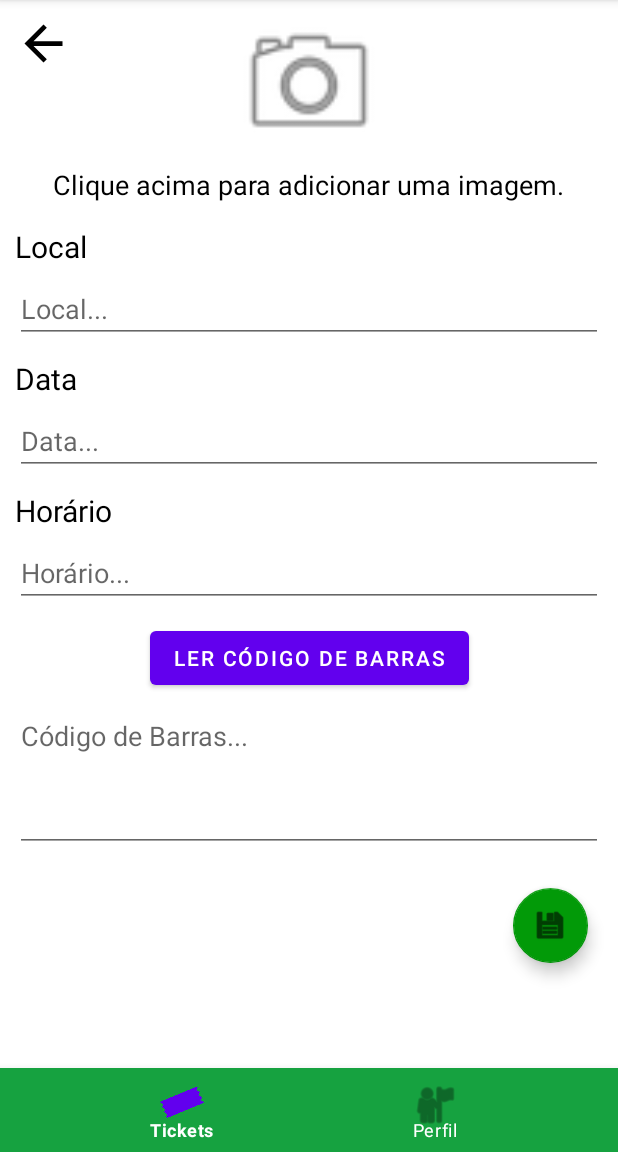
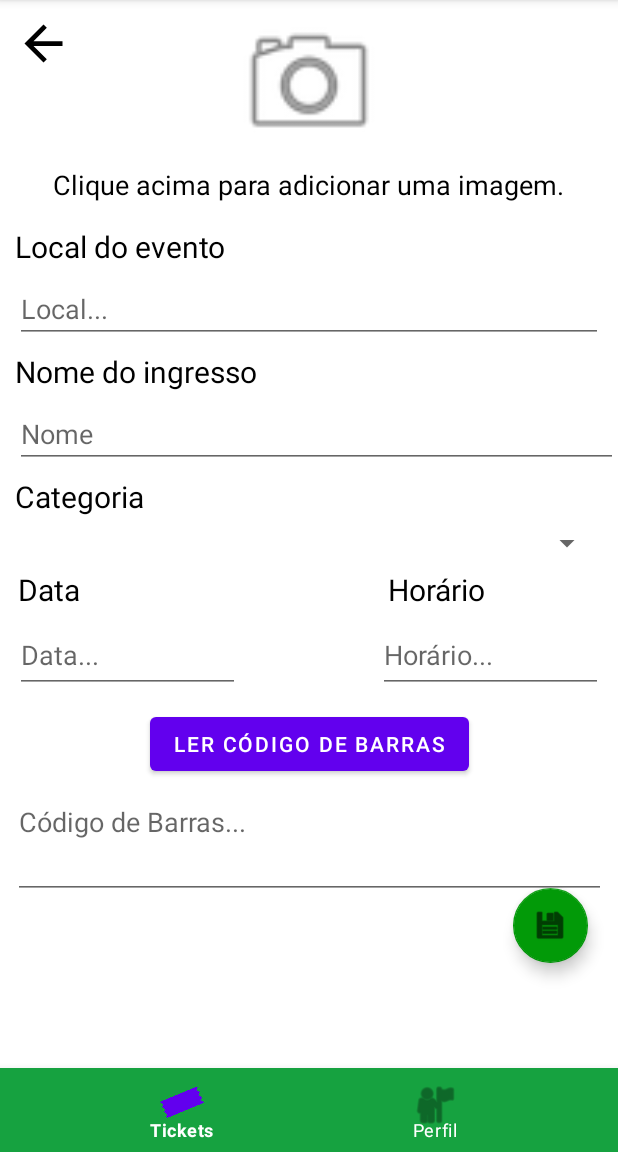
Before and after one commit to brverdan/SmartWallet, an Android app: the FormTicketFragment screen opened through its navigation route, on a phone screen of 412 x 824 dp, the part 84-1236 px from its top. Run offline under Robolectric (Android 15) with nearby library versions, the phone set to English and light mode, and no system bars; our stand-ins replace navigation-ui.

Commit message:
Refatoração do layout de cadastrar ticket e RecyclerView

```diff
--- a/app/src/main/java/com/infnet/smartwallet/ui/ticket/list/ListTicketsFragment.kt
+++ b/app/src/main/java/com/infnet/smartwallet/ui/ticket/list/ListTicketsFragment.kt
@@ -9,24 +9,20 @@ import androidx.lifecycle.ViewModelProvider
 import com.infnet.smartwallet.R
 
 class ListTicketsFragment : Fragment() {
-
-    companion object {
-        fun newInstance() = ListTicketsFragment()
-    }
-
     private lateinit var viewModel: ListTicketsViewModel
 
     override fun onCreateView(
         inflater: LayoutInflater, container: ViewGroup?,
         savedInstanceState: Bundle?
     ): View? {
-        return inflater.inflate(R.layout.list_tickets_fragment, container, false)
+        var view = inflater.inflate(R.layout.list_tickets_fragment, container, false)
+
+        return view
     }
 
     override fun onActivityCreated(savedInstanceState: Bundle?) {
         super.onActivityCreated(savedInstanceState)
         viewModel = ViewModelProvider(this).get(ListTicketsViewModel::class.java)
-        // TODO: Use the ViewModel
     }
 
 }
--- a/app/src/main/java/com/infnet/smartwallet/ui/ticket/list/ListTicketsViewModel.kt
+++ b/app/src/main/java/com/infnet/smartwallet/ui/ticket/list/ListTicketsViewModel.kt
@@ -3,5 +3,5 @@ package com.infnet.smartwallet.ui.ticket.list
 import androidx.lifecycle.ViewModel
 
 class ListTicketsViewModel : ViewModel() {
-    // TODO: Implement the ViewModel
+
 }
--- a/app/src/main/res/layout/form_ticket_fragment.xml
+++ b/app/src/main/res/layout/form_ticket_fragment.xml
@@ -46,7 +46,7 @@
         android:layout_height="wrap_content"
         android:layout_marginStart="10dp"
         android:layout_marginTop="15dp"
-        android:text="Local"
+        android:text="Local do evento"
         android:textColor="#000000"
         android:textSize="20sp"
         app:layout_constraintStart_toStartOf="parent"
@@ -68,54 +68,49 @@
 
     <EditText
         android:id="@+id/editTextHorarioAddTicket"
-        android:layout_width="0dp"
-        android:layout_height="wrap_content"
-        android:layout_marginStart="10dp"
+        android:layout_width="150dp"
+        android:layout_height="50dp"
         android:layout_marginTop="5dp"
         android:layout_marginEnd="10dp"
         android:ems="10"
         android:hint="Horário..."
         android:inputType="textPersonName"
         app:layout_constraintEnd_toEndOf="parent"
-        app:layout_constraintHorizontal_bias="1.0"
-        app:layout_constraintStart_toStartOf="parent"
         app:layout_constraintTop_toBottomOf="@+id/textLabelHorarioAddTicket" />
 
     <TextView
         android:id="@+id/textLabelHorarioAddTicket"
         android:layout_width="wrap_content"
         android:layout_height="wrap_content"
-        android:layout_marginStart="10dp"
-        android:layout_marginTop="10dp"
+        android:layout_marginTop="5dp"
+        android:layout_marginEnd="88dp"
         android:text="Horário"
         android:textColor="#000000"
         android:textSize="20sp"
-        app:layout_constraintStart_toStartOf="parent"
-        app:layout_constraintTop_toBottomOf="@+id/editTextDataAddTicket" />
+        app:layout_constraintEnd_toEndOf="parent"
+        app:layout_constraintTop_toBottomOf="@+id/spinnerCategoriaAddTicket" />
 
     <TextView
         android:id="@+id/textLabelDataAddTicket"
         android:layout_width="wrap_content"
         android:layout_height="wrap_content"
-        android:layout_marginStart="10dp"
-        android:layout_marginTop="10dp"
+        android:layout_marginStart="12dp"
+        android:layout_marginTop="5dp"
         android:text="Data"
         android:textColor="#000000"
         android:textSize="20sp"
         app:layout_constraintStart_toStartOf="parent"
-        app:layout_constraintTop_toBottomOf="@+id/editTextLocalAddTicket" />
+        app:layout_constraintTop_toBottomOf="@+id/spinnerCategoriaAddTicket" />
 
     <EditText
         android:id="@+id/editTextDataAddTicket"
-        android:layout_width="0dp"
-        android:layout_height="wrap_content"
+        android:layout_width="150dp"
+        android:layout_height="50dp"
         android:layout_marginStart="10dp"
         android:layout_marginTop="5dp"
-        android:layout_marginEnd="10dp"
         android:ems="10"
         android:hint="Data..."
         android:inputType="date"
-        app:layout_constraintEnd_toEndOf="parent"
         app:layout_constraintStart_toStartOf="parent"
         app:layout_constraintTop_toBottomOf="@+id/textLabelDataAddTicket" />
 
@@ -131,8 +126,8 @@
 
     <EditText
         android:id="@+id/editTextShowCodigoDeBarras"
-        android:layout_width="0dp"
-        android:layout_height="100dp"
+        android:layout_width="395dp"
+        android:layout_height="74dp"
         android:layout_marginStart="10dp"
         android:layout_marginTop="5dp"
         android:layout_marginEnd="10dp"
@@ -157,4 +152,53 @@
         app:layout_constraintBottom_toBottomOf="parent"
         app:layout_constraintEnd_toEndOf="parent" />
 
+    <TextView
+        android:id="@+id/textLabelNomeAddTicket"
+        android:layout_width="wrap_content"
+        android:layout_height="wrap_content"
+        android:layout_marginStart="10dp"
+        android:layout_marginTop="5dp"
+        android:text="Nome do ingresso"
+        android:textColor="#000000"
+        android:textSize="20sp"
+        app:layout_constraintStart_toStartOf="parent"
+        app:layout_constraintTop_toBottomOf="@+id/editTextLocalAddTicket" />
+
+    <EditText
+        android:id="@+id/editTextTextPersonName"
+        android:layout_width="0dp"
+        android:layout_height="wrap_content"
+        android:layout_marginStart="10dp"
+        android:layout_marginTop="5dp"
+        android:ems="10"
+        android:hint="Nome"
+        android:inputType="textPersonName"
+        app:layout_constraintEnd_toEndOf="parent"
+        app:layout_constraintStart_toStartOf="parent"
+        app:layout_constraintTop_toBottomOf="@+id/textLabelNomeAddTicket" />
+
+    <Spinner
+        android:id="@+id/spinnerCategoriaAddTicket"
+        android:layout_width="match_parent"
+        android:layout_height="wrap_content"
+        android:layout_marginStart="10dp"
+        android:layout_marginTop="5dp"
+        android:layout_marginEnd="10dp"
+        app:layout_constraintEnd_toEndOf="parent"
+        app:layout_constraintHorizontal_bias="1.0"
+        app:layout_constraintStart_toStartOf="parent"
+        app:layout_constraintTop_toBottomOf="@+id/textLabelCategoriaAddTicket" />
+
+    <TextView
+        android:id="@+id/textLabelCategoriaAddTicket"
+        android:layout_width="wrap_content"
+        android:layout_height="wrap_content"
+        android:layout_marginStart="10dp"
+        android:layout_marginTop="5dp"
+        android:text="Categoria"
+        android:textColor="#020202"
+        android:textSize="20sp"
+        app:layout_constraintStart_toStartOf="parent"
+        app:layout_constraintTop_toBottomOf="@+id/editTextTextPersonName" />
+
 </androidx.constraintlayout.widget.ConstraintLayout>
--- a/app/src/main/res/layout/list_tickets_fragment.xml
+++ b/app/src/main/res/layout/list_tickets_fragment.xml
@@ -20,10 +20,10 @@
         app:layout_constraintBottom_toBottomOf="parent"
         app:layout_constraintEnd_toEndOf="parent" />
 
-    <ListView
-        android:id="@+id/listViewTickets"
+    <androidx.recyclerview.widget.RecyclerView
+        android:id="@+id/recyclerlistTickets"
         android:layout_width="match_parent"
-        android:layout_height="0dp"
+        android:layout_height="match_parent"
         app:layout_constraintBottom_toBottomOf="parent"
         app:layout_constraintEnd_toEndOf="parent"
         app:layout_constraintStart_toStartOf="parent"
```
Also changed, not shown: app/src/main/java/com/infnet/smartwallet/adapter/RecyclerListTicketAdapter.kt (added, +63 -0 lines), app/src/main/java/com/infnet/smartwallet/enums/CategoriaEnum.kt (added, +9 -0 lines), app/src/main/java/com/infnet/smartwallet/model/Ticket.kt (added, +9 -0 lines), app/src/main/res/layout/recycler_list_tickets.xml (added, +53 -0 lines).
